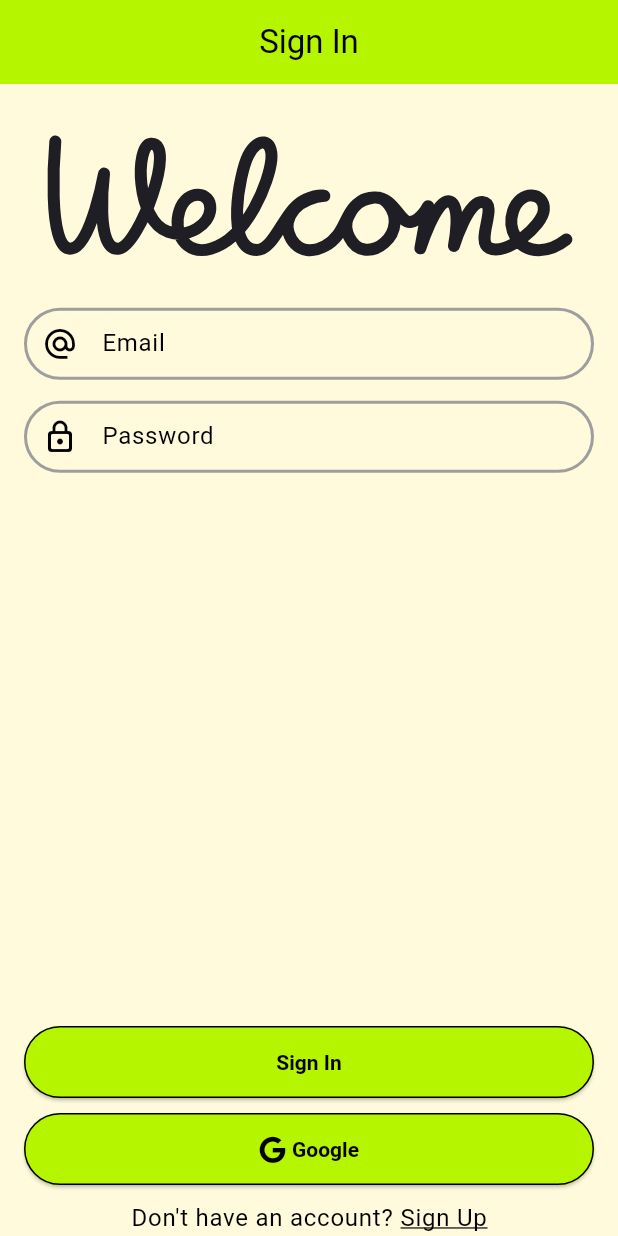
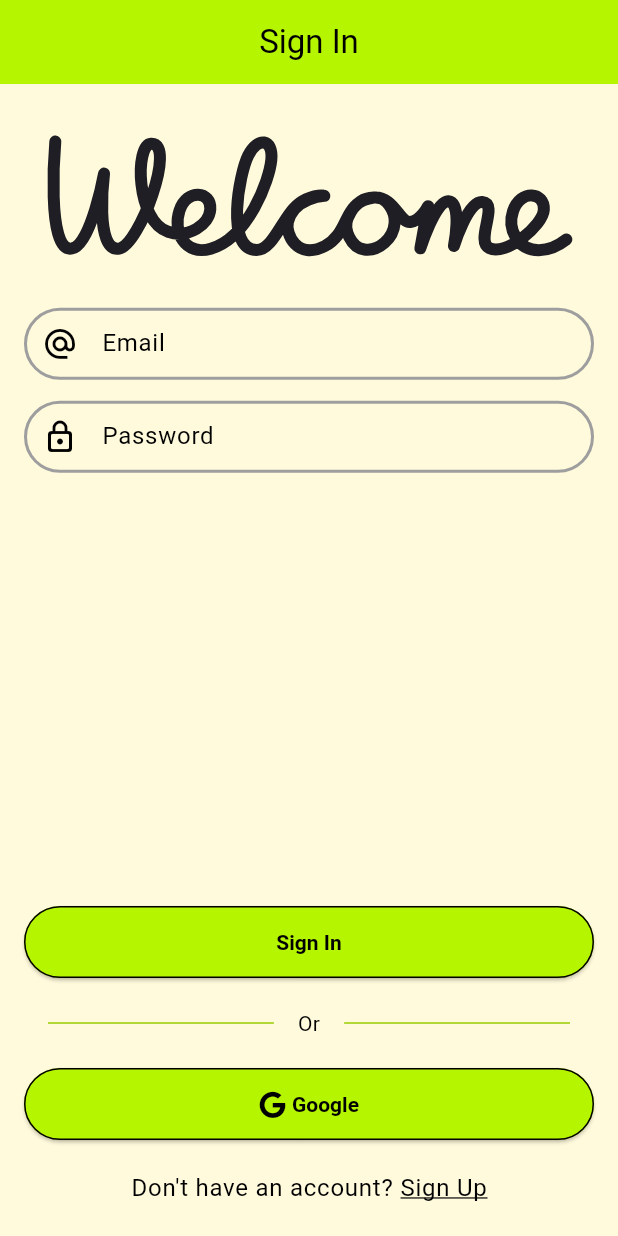
Before and after one commit to priyankprmr/flt_omi, a Flutter app: the screen it shows after launch, on a phone screen of 412 x 824 dp. Run offline on Flutter 3.47's test engine with Material 3 defaults, Android fonts, the phone set to English and light mode, and no system bars; our stand-ins replace flutter_riverpod, font_awesome_flutter, lottie, riverpod_annotation; generated files the repository leaves out were written again.

Commit message:
- added divider, fixed spacind and renderflex

```diff
--- a/lib/features/auth/presentation/screen/auth_screen.dart
+++ b/lib/features/auth/presentation/screen/auth_screen.dart
@@ -2,6 +2,7 @@ import 'package:flt_omi/core/constants/app_texts.dart';
 import 'package:flt_omi/core/utils/padding.dart';
 import 'package:flt_omi/features/auth/domain/auth_form_type.dart';
 import 'package:flt_omi/features/auth/presentation/providers/auth_form_provider.dart';
+import 'package:flt_omi/features/auth/presentation/widgets/divider_with_text.dart';
 import 'package:flt_omi/features/auth/presentation/widgets/signin_form.dart';
 import 'package:flt_omi/features/auth/presentation/widgets/signup_form.dart';
 import 'package:flutter/material.dart';
@@ -25,19 +26,30 @@ class AuthScreen extends ConsumerWidget {
         },
         centerTitle: true,
       ),
-      body: SafeArea(
+      body: SafeArea(child: LayoutBuilder(
+        builder: (context, constraints) {
+          return SingleChildScrollView(
+            child: ConstrainedBox(
+              constraints: constraints,
               child: Column(
                 children: [
                   const SizedBox(height: 20.0),
-            Lottie.asset('assets/lottie/welcome_text_animation.json'),
+                  // Lottie animation
+                  Lottie.asset(
+                    'assets/lottie/welcome_text_animation.json',
+                  ),
                   const SizedBox(height: 20.0),
-            // Sign In and Sign Up forms
+
+                  // Condition based auth forms
                   switch (formType) {
                     AuthFormType.signin => const SigninForm(),
                     AuthFormType.signup => const SignupForm(),
                   },
-            const SizedBox(height: 20.0),
+
+                  // White spacing
                   const Spacer(),
+
+                  // Condition based login and signup buttons
                   switch (formType) {
                     AuthFormType.signin => ElevatedButton(
                         onPressed: () {},
@@ -48,7 +60,13 @@ class AuthScreen extends ConsumerWidget {
                         child: const Text(AppTexts.signUp),
                       ),
                   },
-            const SizedBox(height: 10.0),
+
+                  // Divider
+                  const DividerWithText().padding(
+                    const EdgeInsets.symmetric(vertical: 20.0),
+                  ),
+
+                  // Google button
                   ElevatedButton(
                     onPressed: () {},
                     child: const Row(
@@ -60,7 +78,7 @@ class AuthScreen extends ConsumerWidget {
                       ],
                     ),
                   ),
-            const SizedBox(height: 10.0),
+
                   // Rich text to toggle forms
                   Text.rich(
                     switch (formType) {
@@ -77,10 +95,13 @@ class AuthScreen extends ConsumerWidget {
                           onTap: ref.read(authFormProvider.notifier).toggle,
                         ),
                     },
-            ),
+                  ).padding(const EdgeInsets.symmetric(vertical: 20.0))
                 ],
               ).padding(const EdgeInsets.symmetric(horizontal: 16.0)),
             ),
+          );
+        },
+      )),
     );
   }
 
--- /dev/null
+++ b/lib/features/auth/presentation/widgets/divider_with_text.dart
@@ -0,0 +1,29 @@
+import 'package:flt_omi/core/theme/app_pallet.dart';
+import 'package:flutter/material.dart';
+
+class DividerWithText extends StatelessWidget {
+  const DividerWithText({super.key});
+
+  @override
+  Widget build(BuildContext context) {
+    return Row(
+      children: [
+        Expanded(
+          child: Container(
+            height: 1.0,
+            color: AppPallet.accentSurface,
+            margin: const EdgeInsets.symmetric(horizontal: 16.0),
+          ),
+        ),
+        const Text('Or'),
+        Expanded(
+          child: Container(
+            height: 1.0,
+            color: AppPallet.accentSurface,
+            margin: const EdgeInsets.symmetric(horizontal: 16.0),
+          ),
+        ),
+      ],
+    );
+  }
+}
```
Lines whose indentation alone changed are shown as unchanged.
